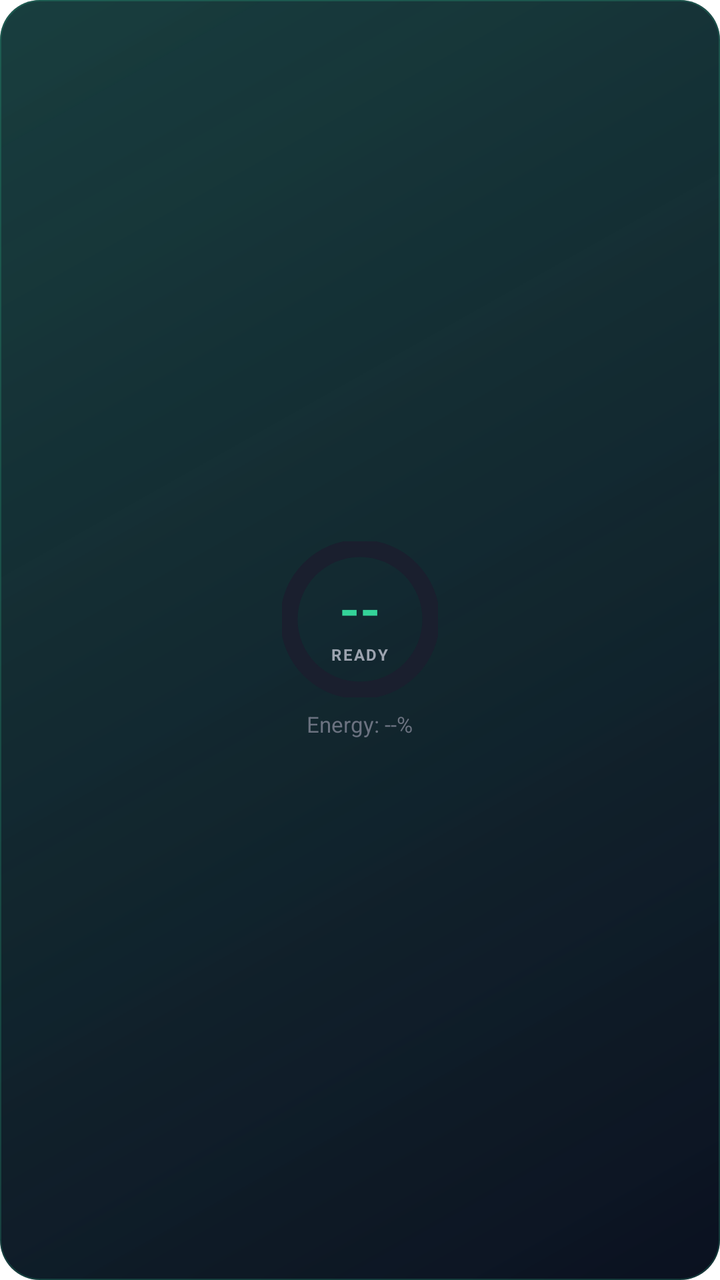
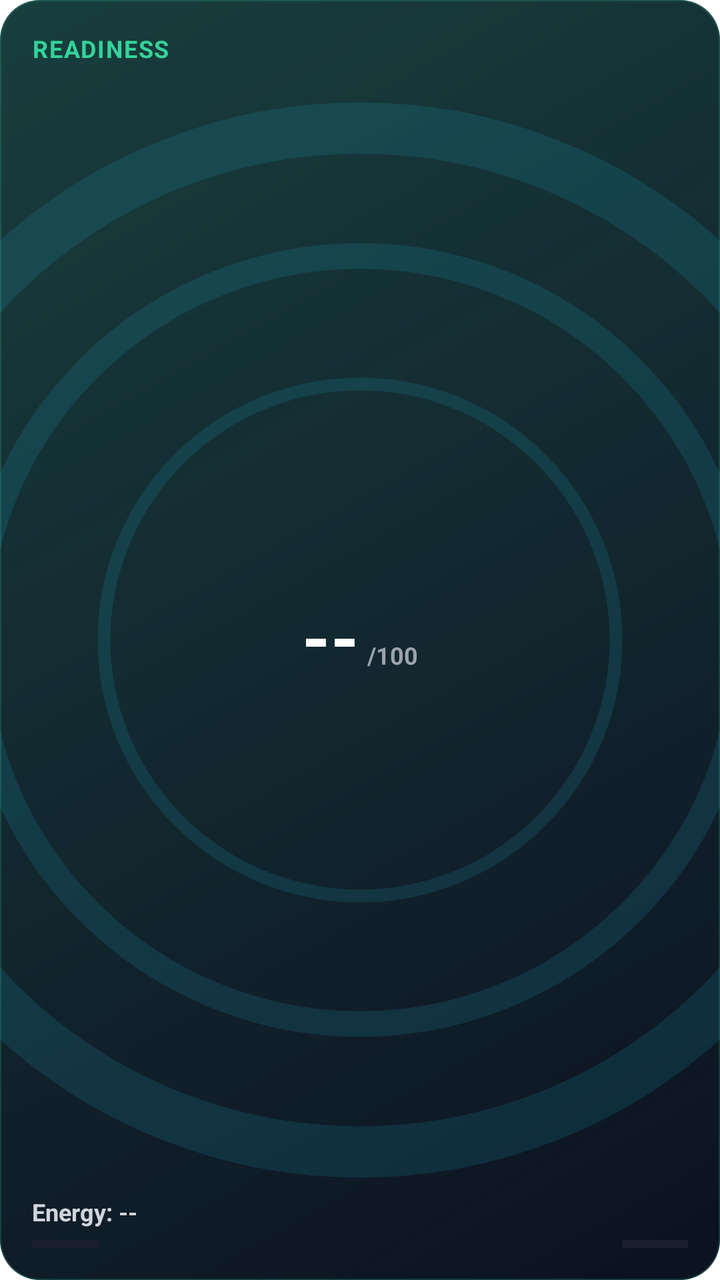

Compare the two renders of this Android layout. The source of the first and the diff that turns it into the second are given below.
<!-- AndroidManifest.xml: fallback theme Theme.MaterialComponents.DayNight.NoActionBar -->
<!-- res/layout/widget_readiness.xml -->
<?xml version="1.0" encoding="utf-8"?>
<FrameLayout xmlns:android="http://schemas.android.com/apk/res/android"
    android:id="@+id/widget_root"
    android:layout_width="match_parent"
    android:layout_height="match_parent"
    android:background="@drawable/widget_bg_accent"
    android:padding="16dp">

    <LinearLayout
        android:layout_width="wrap_content"
        android:layout_height="wrap_content"
        android:layout_gravity="center"
        android:gravity="center_horizontal"
        android:orientation="vertical">

        <FrameLayout
            android:layout_width="78dp"
            android:layout_height="78dp">

            <ProgressBar
                android:id="@+id/readiness_progress"
                style="?android:attr/progressBarStyleHorizontal"
                android:layout_width="78dp"
                android:layout_height="78dp"
                android:indeterminate="false"
                android:max="100"
                android:progress="0"
                android:progressDrawable="@drawable/widget_circular_progress_cyan" />

            <LinearLayout
                android:layout_width="match_parent"
                android:layout_height="match_parent"
                android:gravity="center"
                android:orientation="vertical">

                <TextView
                    android:id="@+id/widget_readiness_score"
                    android:layout_width="wrap_content"
                    android:layout_height="wrap_content"
                    android:text="--"
                    android:textColor="#34D399"
                    android:textSize="26sp"
                    android:textStyle="bold" />

                <TextView
                    android:layout_width="wrap_content"
                    android:layout_height="wrap_content"
                    android:text="READY"
                    android:textAllCaps="true"
                    android:textColor="#9CA3AF"
                    android:textSize="8sp"
                    android:textStyle="bold"
                    android:letterSpacing="0.1" />

            </LinearLayout>

        </FrameLayout>

        <TextView
            android:id="@+id/widget_readiness_energy"
            android:layout_width="wrap_content"
            android:layout_height="wrap_content"
            android:layout_marginTop="6dp"
            android:text="Energy: --%"
            android:textColor="#6B7280"
            android:textSize="11sp" />

    </LinearLayout>

</FrameLayout>
<!-- resources referenced by this layout -->
<resources>
  <!-- drawable widget_bg_accent (drawable) -->
  <?xml version="1.0" encoding="utf-8"?>
  <layer-list xmlns:android="http://schemas.android.com/apk/res/android">
  
      
      <item>
          <shape android:shape="rectangle">
              <gradient
                  android:startColor="#0B1120"
                  android:endColor="#111827"
                  android:angle="135"
                  android:type="linear" />
              <corners android:radius="20dp" />
          </shape>
      </item>
  
      
      <item>
          <shape android:shape="rectangle">
              <gradient
                  android:startColor="#3334D399"
                  android:endColor="#00000000"
                  android:angle="315"
                  android:type="linear" />
              <corners android:radius="20dp" />
          </shape>
      </item>
  
      
      <item>
          <shape android:shape="rectangle">
              <stroke
                  android:width="0.5dp"
                  android:color="#3334D399" />
              <corners android:radius="20dp" />
              <solid android:color="@android:color/transparent" />
          </shape>
      </item>
  
  </layer-list>
  <!-- drawable widget_circular_progress_cyan (drawable) -->
  <?xml version="1.0" encoding="utf-8"?>
  <layer-list xmlns:android="http://schemas.android.com/apk/res/android">
  
      
      <item>
          <shape
              android:shape="ring"
              android:innerRadiusRatio="2.5"
              android:thicknessRatio="9"
              android:useLevel="false">
              <solid android:color="#1A1F2E" />
          </shape>
      </item>
  
      
      <item>
          <rotate
              android:fromDegrees="270"
              android:toDegrees="270"
              android:pivotX="50%"
              android:pivotY="50%">
              <shape
                  android:shape="ring"
                  android:innerRadiusRatio="2.5"
                  android:thicknessRatio="9"
                  android:useLevel="true">
                  <solid android:color="#34D399" />
              </shape>
          </rotate>
      </item>
  
  </layer-list>
</resources>

<!-- the commit's change to res/layout/widget_readiness.xml (unified diff, before → after) -->
@@ -3,68 +3,87 @@
     android:id="@+id/widget_root"
     android:layout_width="match_parent"
     android:layout_height="match_parent"
-    android:background="@drawable/widget_bg_accent"
-    android:padding="16dp">
+    android:background="@drawable/widget_bg_accent">
 
-    <LinearLayout
-        android:layout_width="wrap_content"
-        android:layout_height="wrap_content"
-        android:layout_gravity="center"
-        android:gravity="center_horizontal"
-        android:orientation="vertical">
+    <ImageView
+        android:layout_width="match_parent"
+        android:layout_height="match_parent"
+        android:src="@drawable/vector_recovery_bg"
+        android:scaleType="centerCrop" />
 
-        <FrameLayout
-            android:layout_width="78dp"
-            android:layout_height="78dp">
+    <RelativeLayout
+        android:layout_width="match_parent"
+        android:layout_height="match_parent"
+        android:padding="16dp">
 
-            <ProgressBar
-                android:id="@+id/readiness_progress"
-                style="?android:attr/progressBarStyleHorizontal"
-                android:layout_width="78dp"
-                android:layout_height="78dp"
-                android:indeterminate="false"
-                android:max="100"
-                android:progress="0"
-                android:progressDrawable="@drawable/widget_circular_progress_cyan" />
+        <TextView
+            android:layout_width="wrap_content"
+            android:layout_height="wrap_content"
+            android:layout_alignParentTop="true"
+            android:layout_alignParentStart="true"
+            android:text="READINESS"
+            android:textColor="#34D399"
+            android:textSize="12sp"
+            android:textStyle="bold"
+            android:letterSpacing="0.05" />
+
+        <LinearLayout
+            android:layout_width="wrap_content"
+            android:layout_height="wrap_content"
+            android:layout_centerInParent="true"
+            android:orientation="vertical"
+            android:gravity="center">
 
             <LinearLayout
-                android:layout_width="match_parent"
-                android:layout_height="match_parent"
-                android:gravity="center"
-                android:orientation="vertical">
-
+                android:layout_width="wrap_content"
+                android:layout_height="wrap_content"
+                android:orientation="horizontal"
+                android:gravity="bottom">
                 <TextView
                     android:id="@+id/widget_readiness_score"
                     android:layout_width="wrap_content"
                     android:layout_height="wrap_content"
                     android:text="--"
-                    android:textColor="#34D399"
-                    android:textSize="26sp"
-                    android:textStyle="bold" />
-
+                    android:textColor="#FFFFFF"
+                    android:textSize="36sp"
+                    android:textStyle="bold"
+                    android:includeFontPadding="false" />
                 <TextView
                     android:layout_width="wrap_content"
                     android:layout_height="wrap_content"
-                    android:text="READY"
-                    android:textAllCaps="true"
+                    android:layout_marginStart="4dp"
+                    android:text="/100"
                     android:textColor="#9CA3AF"
-                    android:textSize="8sp"
-                    android:textStyle="bold"
-                    android:letterSpacing="0.1" />
+                    android:textSize="12sp"
+                    android:textStyle="bold" />
+            </LinearLayout>
+        </LinearLayout>
 
-            </LinearLayout>
+        <LinearLayout
+            android:layout_width="match_parent"
+            android:layout_height="wrap_content"
+            android:layout_alignParentBottom="true"
+            android:orientation="vertical">
 
-        </FrameLayout>
+            <TextView
+                android:id="@+id/widget_readiness_energy"
+                android:layout_width="wrap_content"
+                android:layout_height="wrap_content"
+                android:text="Energy: --"
+                android:textColor="#D1D5DB"
+                android:textSize="12sp"
+                android:textStyle="bold"
+                android:layout_marginBottom="6dp" />
 
-        <TextView
-            android:id="@+id/widget_readiness_energy"
-            android:layout_width="wrap_content"
-            android:layout_height="wrap_content"
-            android:layout_marginTop="6dp"
-            android:text="Energy: --%"
-            android:textColor="#6B7280"
-            android:textSize="11sp" />
-
-    </LinearLayout>
-
+            <ProgressBar
+                android:id="@+id/readiness_progress"
+                style="?android:attr/progressBarStyleHorizontal"
+                android:layout_width="match_parent"
+                android:layout_height="4dp"
+                android:indeterminate="false"
+                android:max="100"
+                android:progress="0"
+                android:progressDrawable="@drawable/widget_circular_progress_cyan" />
+        </LinearLayout>
+    </RelativeLayout>
 </FrameLayout>
<!-- resource entries referenced after the edit -->
@@ -1,5 +1,26 @@
 <!-- resources referenced by this layout -->
 <resources>
+  <!-- drawable vector_recovery_bg (drawable) -->
+  <vector xmlns:android="http://schemas.android.com/apk/res/android"
+      android:width="200dp"
+      android:height="200dp"
+      android:viewportWidth="200"
+      android:viewportHeight="200"
+      android:alpha="0.12">
+      
+      <path
+          android:strokeColor="#22D3EE"
+          android:strokeWidth="2"
+          android:pathData="M 100,100 m -40,0 a 40,40 0 1,0 80,0 a 40,40 0 1,0 -80,0" />
+      <path
+          android:strokeColor="#22D3EE"
+          android:strokeWidth="4"
+          android:pathData="M 100,100 m -60,0 a 60,60 0 1,0 120,0 a 60,60 0 1,0 -120,0" />
+      <path
+          android:strokeColor="#22D3EE"
+          android:strokeWidth="8"
+          android:pathData="M 100,100 m -80,0 a 80,80 0 1,0 160,0 a 80,80 0 1,0 -160,0" />
+  </vector>
   <!-- drawable widget_bg_accent (drawable) -->
   <?xml version="1.0" encoding="utf-8"?>
   <layer-list xmlns:android="http://schemas.android.com/apk/res/android">
